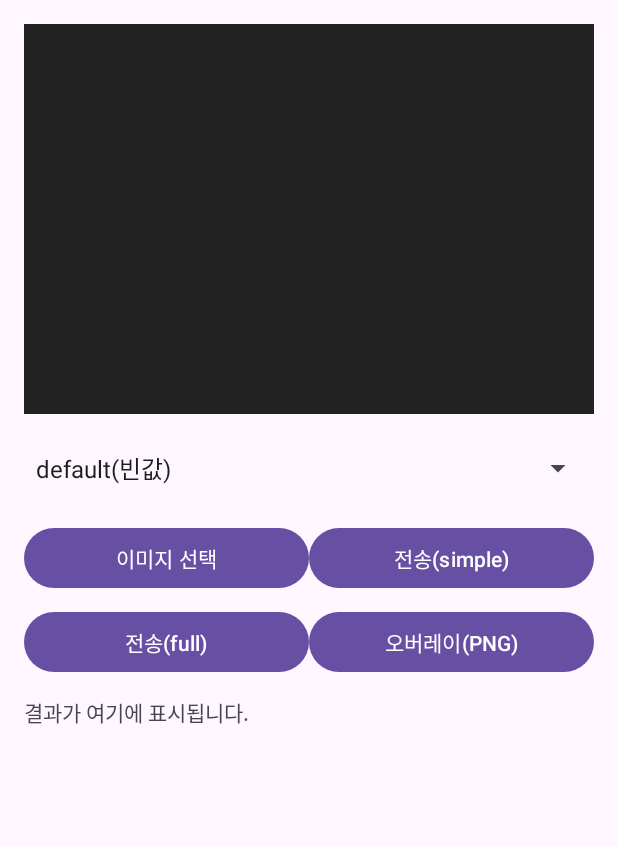
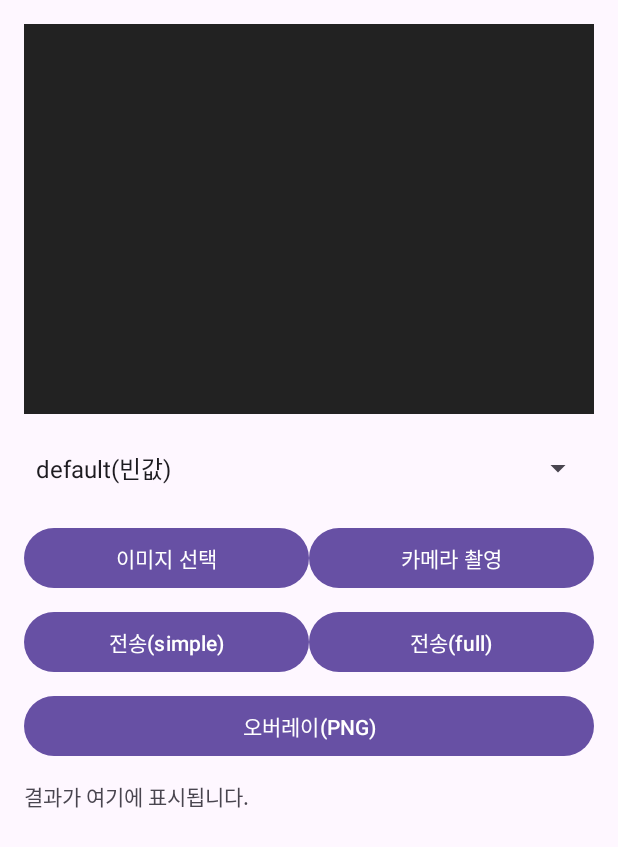
Before and after one commit to Teranovas/posecoach-app, an Android app: the screen it shows after launch (MainActivity), on a phone screen of 412 x 824 dp. Shown: the top 847 px of the screen. Run offline under Robolectric (Android 15) with nearby library versions, the phone set to English and light mode, and no system bars; pictures from the network do not load.

Commit message:
카메라 버튼 추가

```diff
--- a/app/src/main/res/layout/activity_main.xml
+++ b/app/src/main/res/layout/activity_main.xml
@@ -33,11 +33,11 @@
             android:text="이미지 선택"/>
 
         <Button
-            android:id="@+id/btnSendSimple"
+            android:id="@+id/btnCamera"
             android:layout_width="0dp"
             android:layout_height="wrap_content"
             android:layout_weight="1"
-            android:text="전송(simple)"/>
+            android:text="카메라 촬영"/>
     </LinearLayout>
 
     <LinearLayout
@@ -47,19 +47,26 @@
         android:layout_height="wrap_content">
 
         <Button
+            android:id="@+id/btnSendSimple"
+            android:layout_width="0dp"
+            android:layout_height="wrap_content"
+            android:layout_weight="1"
+            android:text="전송(simple)"/>
+
+        <Button
             android:id="@+id/btnSendFull"
             android:layout_width="0dp"
             android:layout_height="wrap_content"
             android:layout_weight="1"
             android:text="전송(full)"/>
+    </LinearLayout>
 
-        <Button
-            android:id="@+id/btnOverlay"
-            android:layout_width="0dp"
-            android:layout_height="wrap_content"
-            android:layout_weight="1"
-            android:text="오버레이(PNG)"/>
-    </LinearLayout>
+    <Button
+        android:id="@+id/btnOverlay"
+        android:layout_width="match_parent"
+        android:layout_height="wrap_content"
+        android:layout_marginTop="8dp"
+        android:text="오버레이(PNG)"/>
 
     <TextView
         android:id="@+id/resultText"
```
Also changed, not shown: app/src/main/java/com/example/posecoach/ui/MainActivity.kt (+9 -15 lines).
